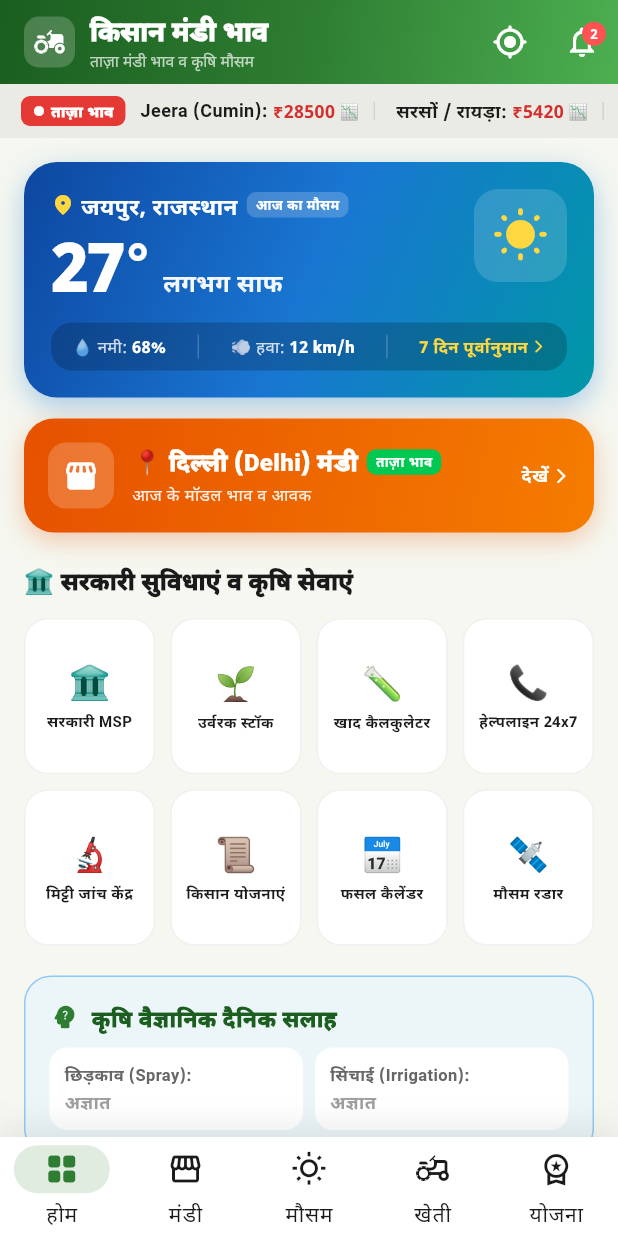
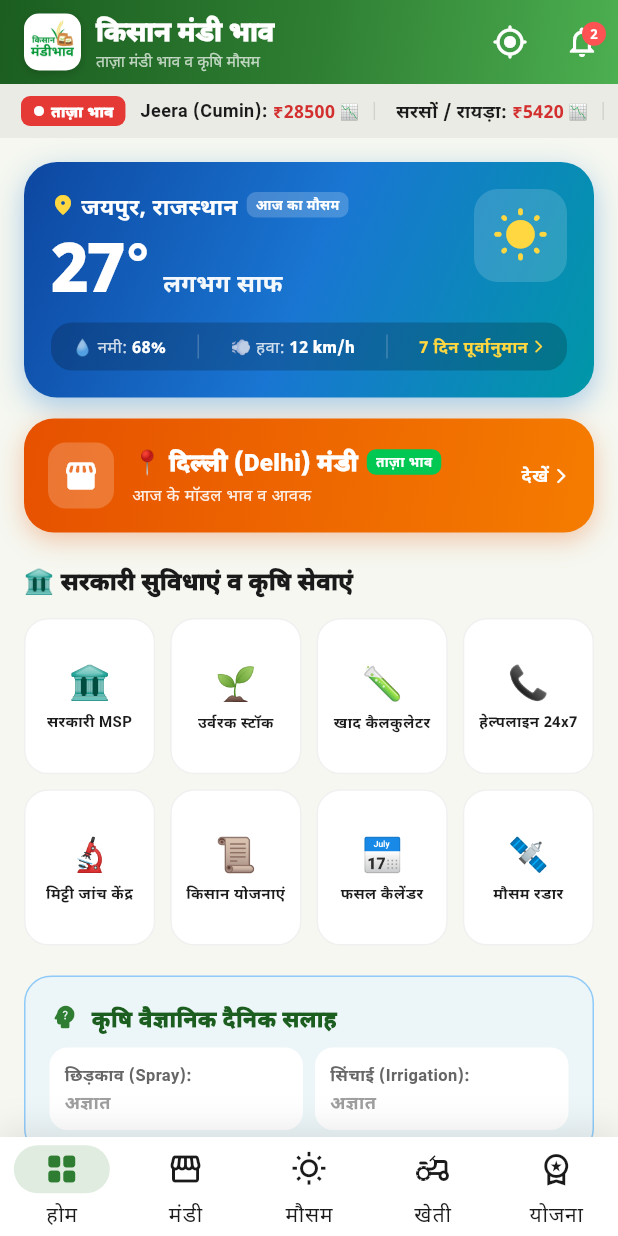
Before and after one commit to ushamdsu-lab/kisanmandibhav, a Flutter app: the screen it shows after launch, on a phone screen of 412 x 824 dp. Run offline on Flutter 3.47's test engine with Material 3 defaults, Android fonts, the phone set to English and light mode, and no system bars; our stand-ins replace flutter_animate, geolocator, go_router, google_fonts, google_mobile_ads, shared_preferences and 2 more; missing offline and left inert: dart:html, dart:ui_web; network calls fail.

Commit message:
feat: set official Kisan Mandi Bhav logo as App Launcher icon and in-app header branding

```diff
--- a/lib/config/app_images.dart
+++ b/lib/config/app_images.dart
@@ -6,6 +6,19 @@ class AppImages {
 
   static const String _mahilaKisanPath = 'assets/images/mahila_kisan.png';
   static const String _carrotMascotPath = 'assets/images/carrot_mascot.png';
+  static const String appLogoPath = 'assets/images/app_logo.png';
+
+  static Widget appLogo({double size = 36, BorderRadius? borderRadius}) => ClipRRect(
+        borderRadius: borderRadius ?? BorderRadius.circular(8),
+        child: Image.asset(
+          appLogoPath,
+          width: size,
+          height: size,
+          fit: BoxFit.cover,
+          errorBuilder: (context, error, stackTrace) =>
+              Icon(Icons.agriculture_rounded, color: Colors.white, size: size * 0.7),
+        ),
+      );
 
   static Widget get mahilaKisan => Image.asset(
         _mahilaKisanPath,
--- a/lib/screens/dashboard/dashboard_screen.dart
+++ b/lib/screens/dashboard/dashboard_screen.dart
@@ -2,6 +2,7 @@ import 'package:flutter/material.dart';
 import 'package:provider/provider.dart';
 import 'package:go_router/go_router.dart';
 import '../../config/theme.dart';
+import '../../config/app_images.dart';
 import '../../providers/mandi_provider.dart';
 import '../../providers/weather_provider.dart';
 import '../../providers/notification_provider.dart';
@@ -42,12 +43,19 @@ class _DashboardScreenState extends State<DashboardScreen> {
         title: Row(
           children: [
             Container(
-              padding: const EdgeInsets.all(6),
+              padding: const EdgeInsets.all(2),
               decoration: BoxDecoration(
-                color: Colors.white.withValues(alpha: 0.2),
+                color: Colors.white,
                 borderRadius: BorderRadius.circular(10),
+                boxShadow: [
+                  BoxShadow(
+                    color: Colors.black.withValues(alpha: 0.15),
+                    blurRadius: 4,
+                    offset: const Offset(0, 2),
+                  ),
+                ],
               ),
-              child: const Icon(Icons.agriculture_rounded, color: Colors.white, size: 22),
+              child: AppImages.appLogo(size: 34, borderRadius: BorderRadius.circular(8)),
             ),
             const SizedBox(width: 10),
             Column(
```
Also changed, not shown: pubspec.yaml (+14 -0 lines), assets/images/app_logo.jpg (added), assets/images/app_logo.png (added), pubspec.lock, 41 other files.
